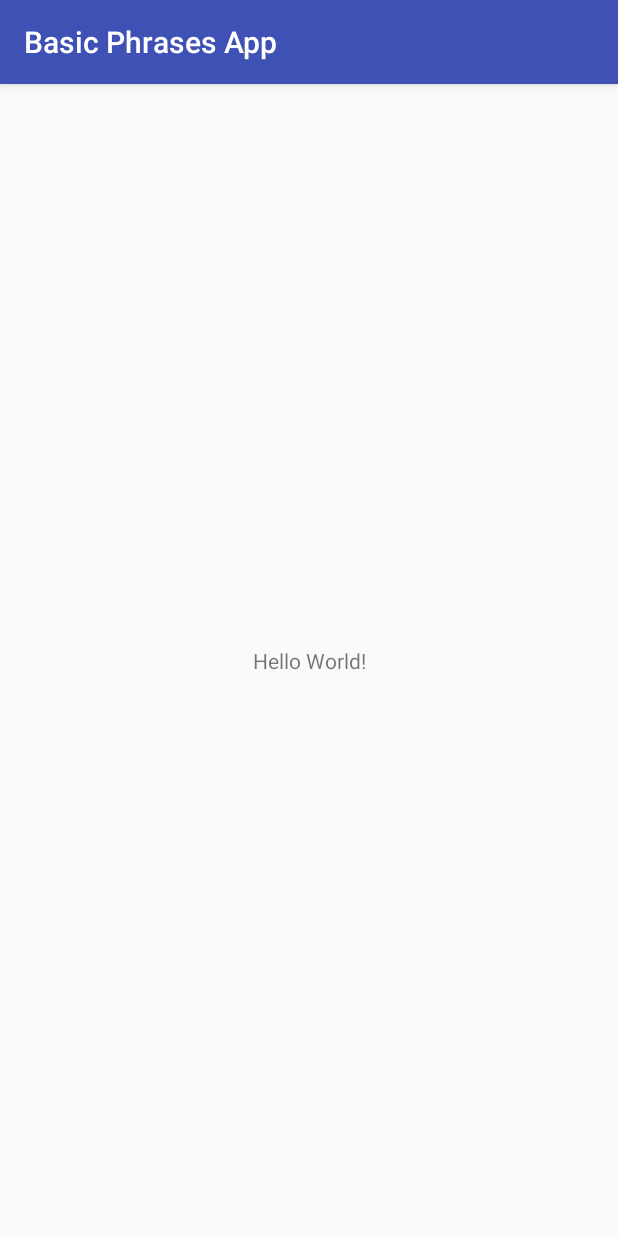
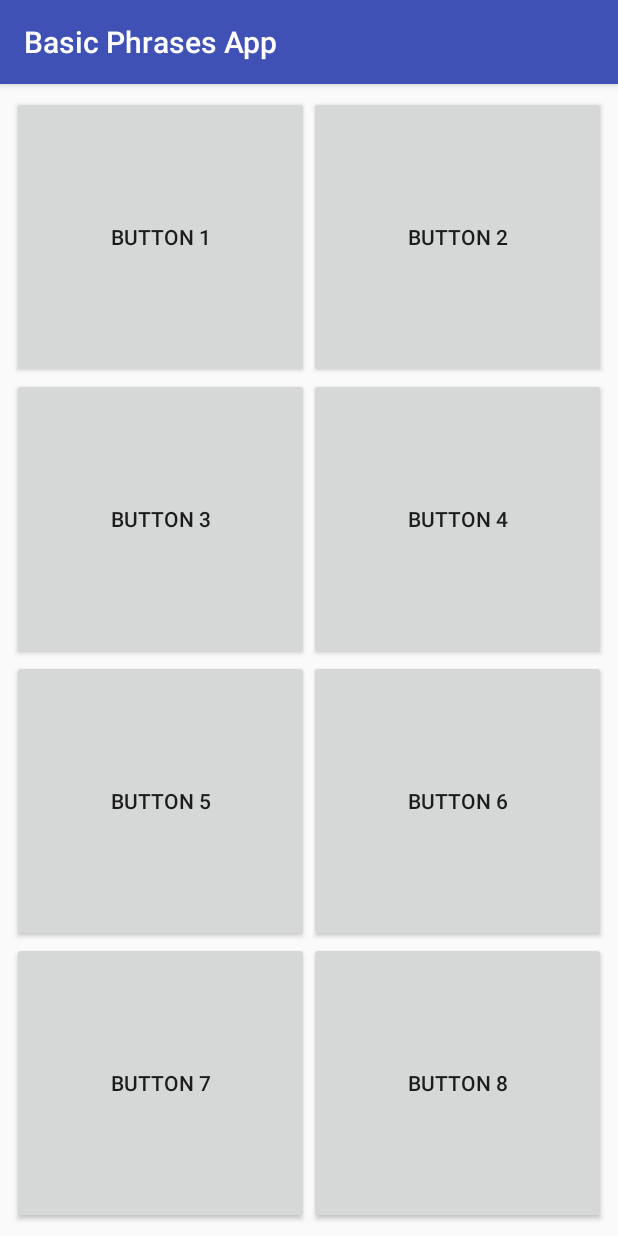
Before and after one commit to nadeemansaris524968/Basic-Phrases-App, an Android app: the screen it shows after launch (MainActivity), on a phone screen of 412 x 824 dp. Run offline under Robolectric (Android 15) with nearby library versions, the phone set to English and light mode, and no system bars.

Commit message:
Add buttons

```diff
--- a/app/src/main/res/layout/activity_main.xml
+++ b/app/src/main/res/layout/activity_main.xml
@@ -6,13 +6,99 @@
     android:layout_height="match_parent"
     tools:context="com.example.nadee.basicphrasesapp.MainActivity">
 
-    <TextView
-        android:layout_width="wrap_content"
-        android:layout_height="wrap_content"
-        android:text="Hello World!"
+    <GridLayout
+        android:layout_width="0dp"
+        android:layout_height="0dp"
+        app:layout_constraintTop_toTopOf="parent"
+        android:layout_marginTop="8dp"
+        android:layout_marginLeft="8dp"
+        app:layout_constraintLeft_toLeftOf="parent"
+        android:layout_marginRight="8dp"
+        app:layout_constraintRight_toRightOf="parent"
         app:layout_constraintBottom_toBottomOf="parent"
-        app:layout_constraintLeft_toLeftOf="parent"
-        app:layout_constraintRight_toRightOf="parent"
-        app:layout_constraintTop_toTopOf="parent" />
+        android:layout_marginBottom="8dp"
+        android:layout_marginStart="8dp"
+        android:layout_marginEnd="8dp">
 
+        <Button
+            android:id="@+id/button"
+            android:layout_width="wrap_content"
+            android:layout_height="wrap_content"
+            android:layout_column="0"
+            android:layout_row="0"
+            android:layout_columnWeight="1"
+            android:layout_rowWeight="1"
+            android:layout_gravity="fill"
+            android:text="Button 1" />
+        <Button
+            android:id="@+id/button2"
+            android:layout_width="wrap_content"
+            android:layout_height="wrap_content"
+            android:layout_column="1"
+            android:layout_row="0"
+            android:layout_columnWeight="1"
+            android:layout_rowWeight="1"
+            android:layout_gravity="fill"
+            android:text="Button 2" />
+        <Button
+            android:id="@+id/button3"
+            android:layout_width="wrap_content"
+            android:layout_height="wrap_content"
+            android:layout_column="0"
+            android:layout_row="1"
+            android:layout_columnWeight="1"
+            android:layout_rowWeight="1"
+            android:layout_gravity="fill"
+            android:text="Button 3" />
+        <Button
+            android:id="@+id/button4"
+            android:layout_width="wrap_content"
+            android:layout_height="wrap_content"
+            android:layout_column="1"
+            android:layout_row="1"
+            android:layout_columnWeight="1"
+            android:layout_rowWeight="1"
+            android:layout_gravity="fill"
+            android:text="Button 4" />
+        <Button
+            android:id="@+id/button5"
+            android:layout_width="wrap_content"
+            android:layout_height="wrap_content"
+            android:layout_column="0"
+            android:layout_row="2"
+            android:layout_columnWeight="1"
+            android:layout_rowWeight="1"
+            android:layout_gravity="fill"
+            android:text="Button 5" />
+        <Button
+            android:id="@+id/button6"
+            android:layout_width="wrap_content"
+            android:layout_height="wrap_content"
+            android:layout_column="1"
+            android:layout_row="2"
+            android:layout_columnWeight="1"
+            android:layout_rowWeight="1"
+            android:layout_gravity="fill"
+            android:text="Button 6" />
+        <Button
+            android:id="@+id/button7"
+            android:layout_width="wrap_content"
+            android:layout_height="wrap_content"
+            android:layout_column="0"
+            android:layout_row="3"
+            android:layout_columnWeight="1"
+            android:layout_rowWeight="1"
+            android:layout_gravity="fill"
+            android:text="Button 7" />
+        <Button
+            android:id="@+id/button8"
+            android:layout_width="wrap_content"
+            android:layout_height="wrap_content"
+            android:layout_column="1"
+            android:layout_row="3"
+            android:layout_columnWeight="1"
+            android:layout_rowWeight="1"
+            android:layout_gravity="fill"
+            android:text="Button 8" />
+    </GridLayout>
 </android.support.constraint.ConstraintLayout>
```
